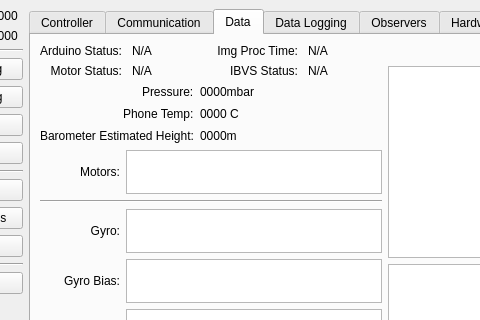
This is Leash/src/Leash.ui in ryan0270/quadrover as Qt 5 draws it before an edit; both pictures show x 92 to 572 and y 0 to 320 of the 899 by 696 pixel window. The edited form follows.
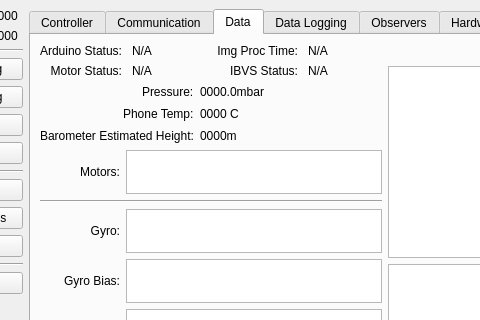
This is the edited form. The open tabs and pages were chosen to show the change.

```diff
--- a/Leash/src/Leash.ui
+++ b/Leash/src/Leash.ui
@@ -789,18 +789,18 @@
              <widget class="QLabel" name="lblPressure">
               <property name="minimumSize">
                <size>
-                <width>71</width>
+                <width>80</width>
                 <height>16</height>
                </size>
               </property>
               <property name="maximumSize">
                <size>
-                <width>71</width>
+                <width>80</width>
                 <height>16</height>
                </size>
               </property>
               <property name="text">
-               <string>0000mbar</string>
+               <string>0000.0mbar</string>
               </property>
              </widget>
             </item>
@@ -815,13 +815,13 @@
              <widget class="QLabel" name="lblPhoneTemp">
               <property name="minimumSize">
                <size>
-                <width>71</width>
+                <width>80</width>
                 <height>16</height>
                </size>
               </property>
               <property name="maximumSize">
                <size>
-                <width>71</width>
+                <width>80</width>
                 <height>16</height>
                </size>
               </property>
@@ -841,13 +841,13 @@
              <widget class="QLabel" name="lblBarometerHeight">
               <property name="minimumSize">
                <size>
-                <width>71</width>
+                <width>80</width>
                 <height>16</height>
                </size>
               </property>
               <property name="maximumSize">
                <size>
-                <width>71</width>
+                <width>80</width>
                 <height>16</height>
                </size>
               </property>
```
Left out of the diff: 2 changed lines with no effect on the pictures.
